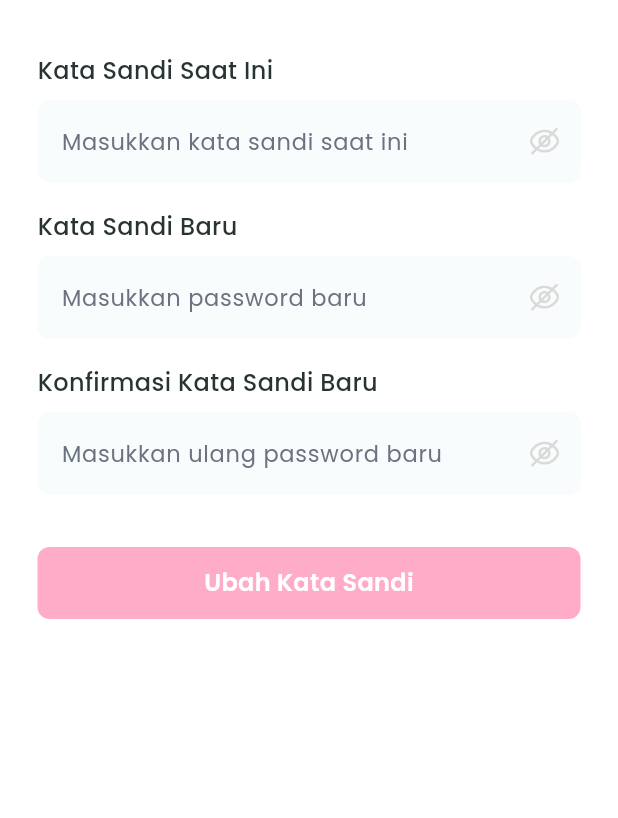
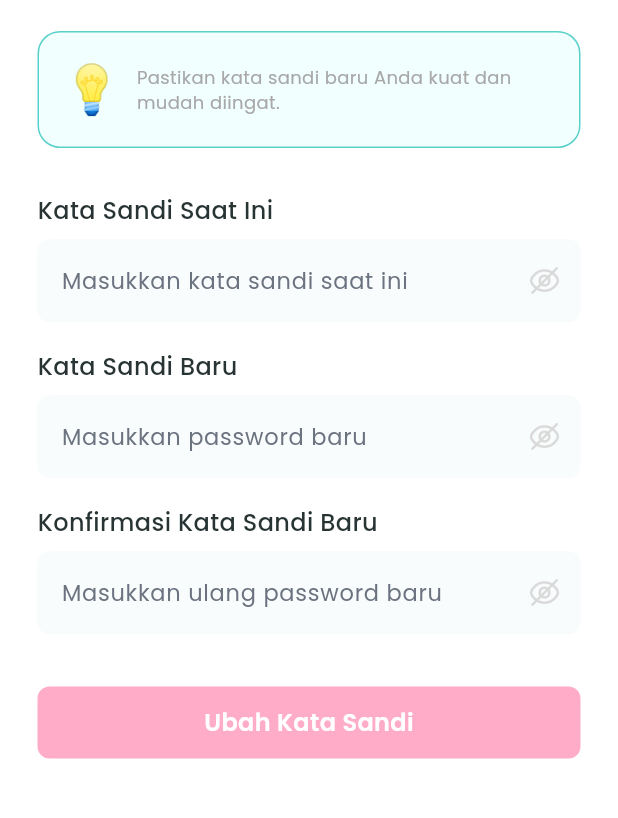
Before and after one commit to ravenclawcode/vida-digital-app, a Flutter app: the ChangePasswordScreen screen opened by its route, on a phone screen of 412 x 824 dp, the part 53-871 px from its top. Run offline on Flutter 3.47's test engine with Material 3 defaults, Android fonts, the phone set to English and light mode, and no system bars; our stand-ins replace audio_service, fl_chart, flutter_local_notifications, flutter_timezone, google_fonts, image_picker and 6 more; accounts and stored records are empty.

Commit message:
update code

```diff
--- a/lib/screens/profile/change_password_screen.dart
+++ b/lib/screens/profile/change_password_screen.dart
@@ -75,9 +75,11 @@ class _ChangePasswordScreenState extends State<ChangePasswordScreen> {
           child: Column(
             crossAxisAlignment: CrossAxisAlignment.start,
             children: [
-              const SizedBox(height: 12),
+              SizedBox(height: 12),
               _buildHeader(context),
-              const SizedBox(height: 10),
+              SizedBox(height: 15),
+              _buildWelcomeCard(),
+              SizedBox(height: 10),
               SizedBox(height: 20),
               _buildActionForm(),
             ],
@@ -101,6 +103,29 @@ class _ChangePasswordScreenState extends State<ChangePasswordScreen> {
         SizedBox(width: 25),
         Text('Ubah Kata Sandi', style: AppTextStyles.heading3Bold),
       ],
+    );
+  }
+
+  Widget _buildWelcomeCard() {
+    return Container(
+      padding: EdgeInsets.all(15),
+      decoration: BoxDecoration(
+        color: Color(0xFFF1FFFE),
+        borderRadius: BorderRadius.circular(15),
+        border: Border.all(color: Color(0xFF57D1C9)),
+      ),
+      child: Row(
+        children: [
+          Text('💡', style: TextStyle(fontSize: 32)),
+          SizedBox(width: 10),
+          Expanded(
+            child: Text(
+              'Pastikan kata sandi baru Anda kuat dan mudah diingat.',
+              style: AppTextStyles.bodyLargeChatbot,
+            ),
+          ),
+        ],
+      ),
     );
   }
 
```
Also changed, not shown: lib/screens/home/home_screen.dart (+25 -21 lines), lib/utils/app_assets.dart (+6 -3 lines), assets/icons/ic_audio_menu.png (added), assets/icons/ic_chatbot_menu.png (added), assets/icons/ic_community_menu.png (added), assets/icons/ic_education_menu.png (added), assets/icons/ic_medical_anonymous_community.png (added), 3 other files.
